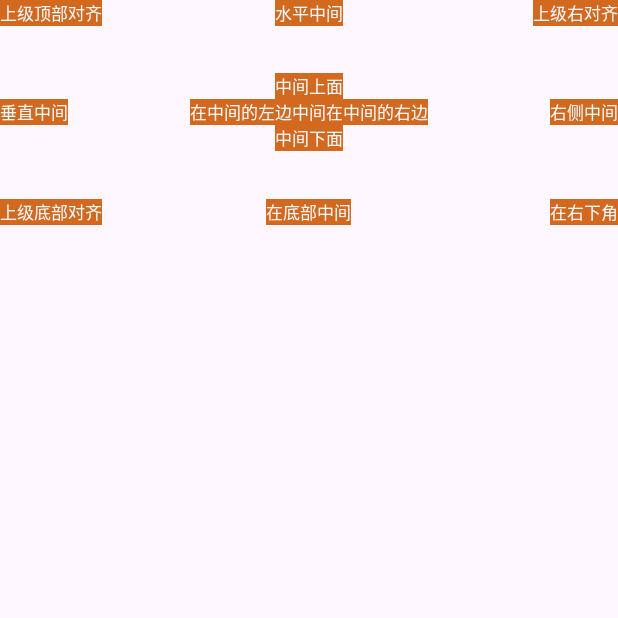
After one commit to qinyue530/AndroidTest, an Android app: the RelativeActivity screen opened directly, with no data from a screen before it, on a phone screen of 412 x 824 dp, the top half of it. The commit adds this screen. Run offline under Robolectric (Android 15) with nearby library versions, the phone set to English and light mode, and no system bars.

Commit message:
相对布局

```diff
--- a/app/src/main/AndroidManifest.xml
+++ b/app/src/main/AndroidManifest.xml
@@ -12,6 +12,9 @@
         android:supportsRtl="true"
         android:theme="@style/Theme.AmdroidTestJava"
         tools:targetApi="31">
+        <activity
+            android:name=".RelativeActivity"
+            android:exported="false" />
         <activity
             android:name=".LinearActivity"
             android:exported="false" />
--- a/app/src/main/java/com/example/amdroidtestjava/MainActivity.java
+++ b/app/src/main/java/com/example/amdroidtestjava/MainActivity.java
@@ -53,6 +53,10 @@ public class MainActivity extends AppCompatActivity {
         Button linearActivityButton = findViewById(R.id.linearActivity);
 
         button_click(linearActivityButton,new LinearActivity());
+
+        Button relativeActivityButton = findViewById(R.id.relativeActivity);
+
+        button_click(relativeActivityButton,new RelativeActivity());
     }
 
     //textView_点击事件
--- /dev/null
+++ b/app/src/main/java/com/example/amdroidtestjava/RelativeActivity.java
@@ -0,0 +1,19 @@
+package com.example.amdroidtestjava;
+
+import android.os.Bundle;
+
+import androidx.activity.EdgeToEdge;
+import androidx.appcompat.app.AppCompatActivity;
+import androidx.core.graphics.Insets;
+import androidx.core.view.ViewCompat;
+import androidx.core.view.WindowInsetsCompat;
+
+public class RelativeActivity extends AppCompatActivity {
+
+    @Override
+    protected void onCreate(Bundle savedInstanceState) {
+        super.onCreate(savedInstanceState);
+        EdgeToEdge.enable(this);
+        setContentView(R.layout.activity_relative);
+    }
+}
--- a/app/src/main/res/layout/activity_main.xml
+++ b/app/src/main/res/layout/activity_main.xml
@@ -32,7 +32,7 @@
 
     <Button
         android:id="@+id/button"
-        android:layout_width="80dp"
+        android:layout_width="120dp"
         android:layout_height="50dp"
         android:text="@string/buttonNext"/>
     <!--layout_width    match_parent 表示与上级视图保持一致 wrap_conent表示自适应(不能超过上级视图,超过会换行或隐藏) 和以dp为单位的具体尺寸 -->
@@ -44,5 +44,10 @@
         android:layout_height="50dp"
         android:text="@string/linear_Activity"/>
 
+    <Button
+        android:id="@+id/relativeActivity"
+        android:layout_width="120dp"
+        android:layout_height="50dp"
+        android:text="@string/relative_Activity"/>
 
 </LinearLayout>
--- /dev/null
+++ b/app/src/main/res/layout/activity_relative.xml
@@ -0,0 +1,160 @@
+<?xml version="1.0" encoding="utf-8"?>
+<RelativeLayout xmlns:android="http://schemas.android.com/apk/res/android"
+    xmlns:app="http://schemas.android.com/apk/res-auto"
+    xmlns:tools="http://schemas.android.com/tools"
+    android:id="@+id/relative"
+    android:layout_width="match_parent"
+    android:layout_height="150dp"
+    tools:context=".RelativeActivity">
+
+    <TextView
+        android:id="@+id/layout_centerInParent"
+        android:layout_width="wrap_content"
+        android:layout_height="wrap_content"
+        android:background="@color/chocolate"
+        android:layout_centerInParent="true"
+        android:text="中间"
+        android:textColor="@color/aliceblue"
+        android:textSize="11dp"/>
+    <TextView
+        android:id="@+id/layout_centerVertical"
+        android:layout_width="wrap_content"
+        android:layout_height="wrap_content"
+        android:background="@color/chocolate"
+        android:layout_centerVertical="true"
+        android:text="垂直中间"
+        android:textColor="@color/aliceblue"
+        android:textSize="11dp"/>
+    <TextView
+        android:id="@+id/layout_centerHorizontal"
+        android:layout_width="wrap_content"
+        android:layout_height="wrap_content"
+        android:background="@color/chocolate"
+        android:layout_centerHorizontal="true"
+        android:text="水平中间"
+        android:textColor="@color/aliceblue"
+        android:textSize="11dp"/>
+    <TextView
+        android:id="@+id/layout_alignParentLeft"
+        android:layout_width="wrap_content"
+        android:layout_height="wrap_content"
+        android:background="@color/chocolate"
+        android:layout_alignParentLeft="true"
+        android:text="上级左对齐"
+        android:textColor="@color/aliceblue"
+        android:textSize="11dp"/>
+    <TextView
+        android:id="@+id/layout_alignParentRight"
+        android:layout_width="wrap_content"
+        android:layout_height="wrap_content"
+        android:background="@color/chocolate"
+        android:layout_alignParentRight="true"
+        android:text="上级右对齐"
+        android:textColor="@color/aliceblue"
+        android:textSize="11dp"/>
+    <TextView
+        android:id="@+id/layout_alignParentTop"
+        android:layout_width="wrap_content"
+        android:layout_height="wrap_content"
+        android:background="@color/chocolate"
+        android:layout_alignParentTop="true"
+        android:text="上级顶部对齐"
+        android:textColor="@color/aliceblue"
+        android:textSize="11dp"/>
+    <TextView
+        android:id="@+id/layout_alignParentBottom"
+        android:layout_width="wrap_content"
+        android:layout_height="wrap_content"
+        android:background="@color/chocolate"
+        android:layout_alignParentBottom="true"
+        android:text="上级底部对齐"
+        android:textColor="@color/aliceblue"
+        android:textSize="11dp"/>
+    <TextView
+        android:id="@+id/zjzb"
+        android:layout_width="wrap_content"
+        android:layout_height="wrap_content"
+        android:background="@color/chocolate"
+        android:layout_toLeftOf="@+id/layout_centerInParent"
+        android:layout_alignBottom="@+id/layout_centerInParent"
+        android:text="在中间的左边"
+        android:textColor="@color/aliceblue"
+        android:textSize="11dp"/>
+    <TextView
+        android:id="@+id/zjyb"
+        android:layout_width="wrap_content"
+        android:layout_height="wrap_content"
+        android:background="@color/chocolate"
+        android:layout_toRightOf="@+id/layout_centerInParent"
+        android:layout_alignTop="@+id/layout_centerInParent"
+        android:text="在中间的右边"
+        android:textColor="@color/aliceblue"
+        android:textSize="11dp"/>
+    <TextView
+        android:id="@+id/dbzj"
+        android:layout_width="wrap_content"
+        android:layout_height="wrap_content"
+        android:background="@color/chocolate"
+        android:layout_alignBottom="@+id/layout_alignParentBottom"
+        android:layout_centerHorizontal="true"
+        android:text="在底部中间"
+        android:textColor="@color/aliceblue"
+        android:textSize="11dp"/>
+    <TextView
+        android:id="@+id/yxj"
+        android:layout_width="wrap_content"
+        android:layout_height="wrap_content"
+        android:background="@color/chocolate"
+        android:layout_alignParentRight="true"
+        android:layout_alignParentBottom="true"
+        android:text="在右下角"
+        android:textColor="@color/aliceblue"
+        android:textSize="11dp"/>
+    <TextView
+        android:id="@+id/yczj"
+        android:layout_width="wrap_content"
+        android:layout_height="wrap_content"
+        android:background="@color/chocolate"
+        android:layout_alignParentRight="true"
+        android:layout_centerVertical="true"
+        android:text="右侧中间"
+        android:textColor="@color/aliceblue"
+        android:textSize="11dp"/>
+    <TextView
+        android:id="@+id/zjsm"
+        android:layout_width="wrap_content"
+        android:layout_height="wrap_content"
+        android:background="@color/chocolate"
+        android:layout_above="@+id/layout_centerInParent"
+        android:layout_centerInParent="true"
+        android:text="中间上面"
+        android:textColor="@color/aliceblue"
+        android:textSize="11dp"/>
+    <TextView
+        android:id="@+id/zjxm"
+        android:layout_width="wrap_content"
+        android:layout_height="wrap_content"
+        android:background="@color/chocolate"
+        android:layout_below="@+id/layout_centerInParent"
+        android:layout_centerInParent="true"
+        android:text="中间下面"
+        android:textColor="@color/aliceblue"
+        android:textSize="11dp"/>
+    <!-- RelativeLayout 与平级或上级视图的相对位置,如果不设定,默认显示在上级视图的左上角 -->
+    <!--layout_toLeftOf  在指定视图的左边-->
+    <!--layout_toRightOf 在指定视图的右边-->
+    <!--layout_above     在指定视图的上边-->
+    <!--layout_below     在指定视图的下边-->
+    <!--layout_alignLeft    与指定视图左对齐-->
+    <!--layout_alignRight   与指定视图右对齐-->
+    <!--layout_alignTop     与指定视图上对齐-->
+    <!--layout_alignBottom  与指定视图下对齐-->
+    <!--layout_centerInParent    在上级视图中间   -->
+    <!--layout_centerHorizontal  在上级视图水平居中-->
+    <!--layout_centerVertical    在上级视图垂直居中-->
+    <!--layout_alignParentLeft      与上级视图左对齐-->
+    <!--layout_alignParentRight     与上级视图右对齐-->
+    <!--layout_alignParentTop       与上级视图上对齐-->
+    <!--layout_alignParentBottom    与上级视图下对齐-->
+
+</RelativeLayout>
--- a/app/src/main/res/values/strings.xml
+++ b/app/src/main/res/values/strings.xml
@@ -4,4 +4,7 @@
     <string name="next_hello_world">Next Hello World!</string>
     <string name="buttonNext">跳转</string>
     <string name="linear_Activity">线性布局</string>
+    <string name="relative_Activity">相对布局</string>
+    <string name="grid_Activity">网格布局</string>
+    <string name="scroll_Activity">滚动视图</string>
 </resources>
```
